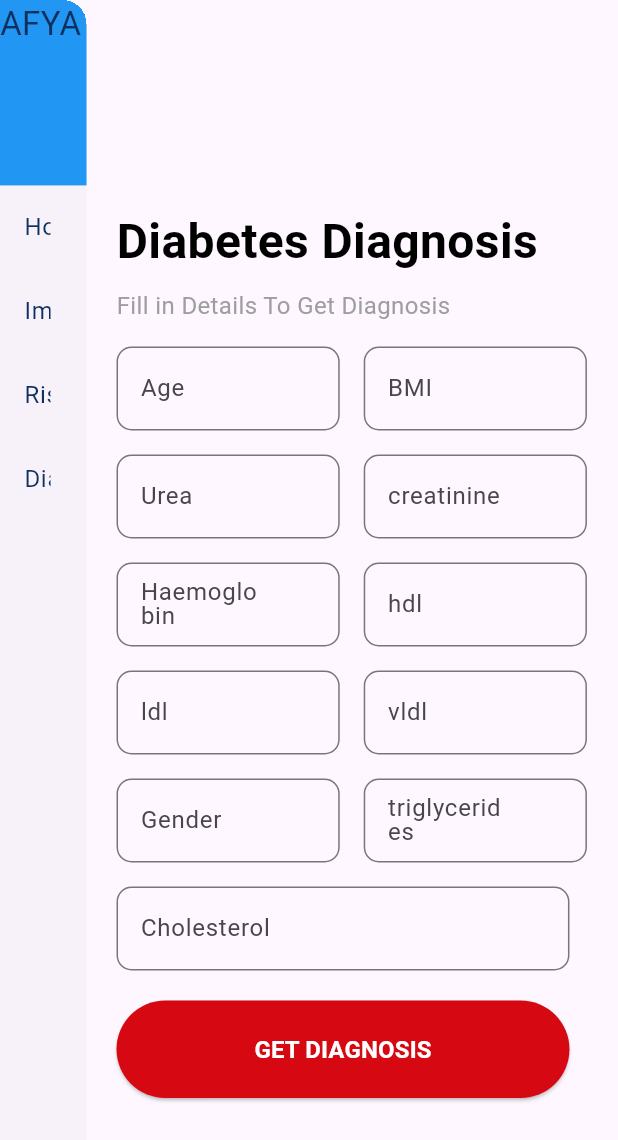
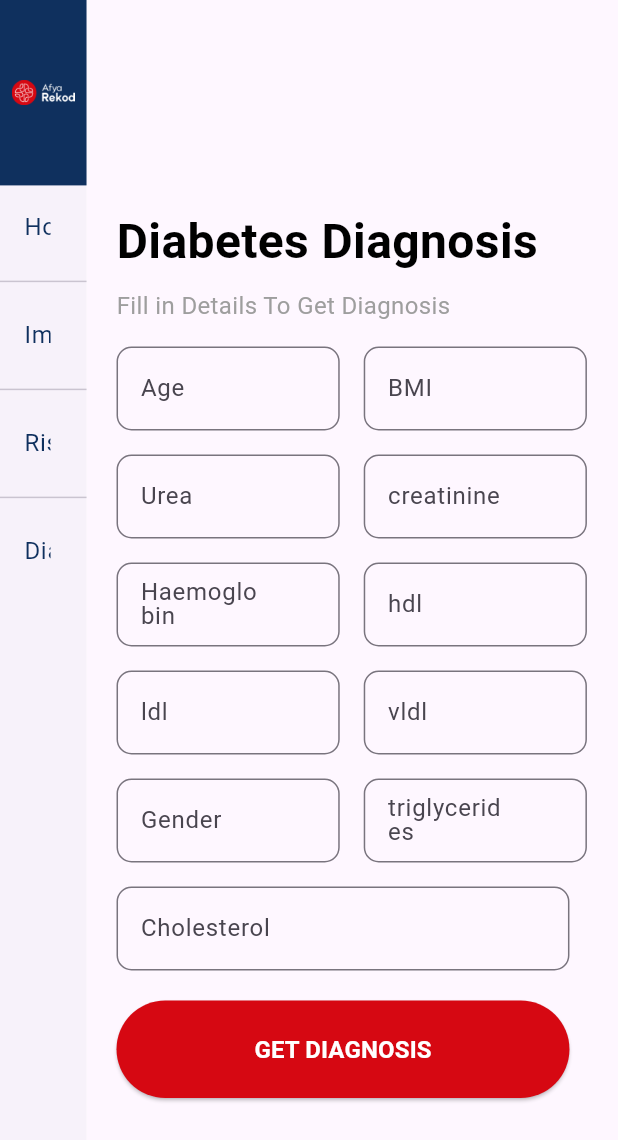
Before and after one commit to CodexRodney/afyaai, a Flutter app: the screen it shows after launch, after a tap on "Image Processing", after a tap on "Risk Assessment", after a tap on "Diabetes Diagnosis", on a phone screen of 412 x 824 dp. Shown: the top 1140 px of the screen. Run offline on Flutter 3.47's test engine with Material 3 defaults, Android fonts, the phone set to English and light mode, and no system bars; our stand-ins replace get, image_picker.

Commit message:
feat: revamped the App Drawer

```diff
--- a/lib/main.dart
+++ b/lib/main.dart
@@ -60,25 +60,29 @@ class _MyHomePageState extends State<MyHomePage> {
     return Scaffold(
       body: Row(
         children: [
-          SizedBox(
+          Container(
             width: MediaQuery.of(context).size.width * 0.14,
+            color: Colors.white,
             child: Drawer(
+              shape: const BeveledRectangleBorder(),
               child: ListView(
                 // Remove any padding from the ListView.
                 padding: EdgeInsets.zero,
                 children: [
                   Container(
-                    height: MediaQuery.of(context).size.height * 0.15,
-                    decoration: BoxDecoration(
-                      borderRadius: BorderRadius.all(Radius.zero),
-                      shape: BoxShape.rectangle,
-                      color: Colors.blue,
-                    ),
-                    child: const CustomText(
-                      label: "AFYA AI",
-                      size: 22,
-                    ),
-                  ),
+                      height: MediaQuery.of(context).size.height * 0.15,
+                      decoration: const BoxDecoration(
+                        borderRadius: BorderRadius.all(Radius.zero),
+                        shape: BoxShape.rectangle,
+                        color: Color(0xFF0f305e),
+                      ),
+                      child: Padding(
+                        padding: const EdgeInsets.all(8.0),
+                        child: Image.asset(
+                          "assets/images/logonam.png",
+                          width: 10,
+                        ),
+                      )),
                   ListTile(
                     title: const CustomText(label: "Home"),
                     selected: _selectedIndex == 0,
@@ -89,6 +93,7 @@ class _MyHomePageState extends State<MyHomePage> {
                       // Navigator.pop(context);
                     },
                   ),
+                  const Divider(),
                   ListTile(
                     title: const CustomText(label: "Image Processing"),
                     selected: _selectedIndex == 1,
@@ -99,6 +104,7 @@ class _MyHomePageState extends State<MyHomePage> {
                       // Navigator.pop(context);
                     },
                   ),
+                  const Divider(),
                   ListTile(
                     title: const CustomText(label: "Risk Assessment"),
                     selected: _selectedIndex == 2,
@@ -109,6 +115,7 @@ class _MyHomePageState extends State<MyHomePage> {
                       // Navigator.pop(context);
                     },
                   ),
+                  const Divider(),
                   ListTile(
                     title: const CustomText(label: "Diabetes Diagnosis"),
                     selected: _selectedIndex == 3,
```
Also changed, not shown: assets/images/logonam.png (added), assets/images/logonam.svg (added).
